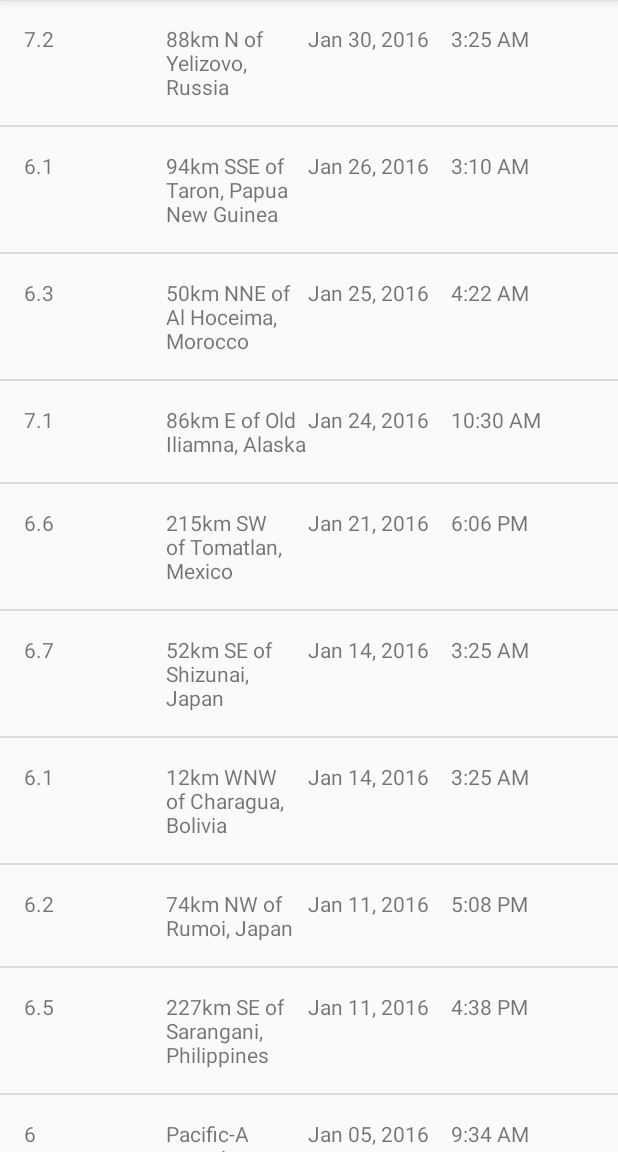
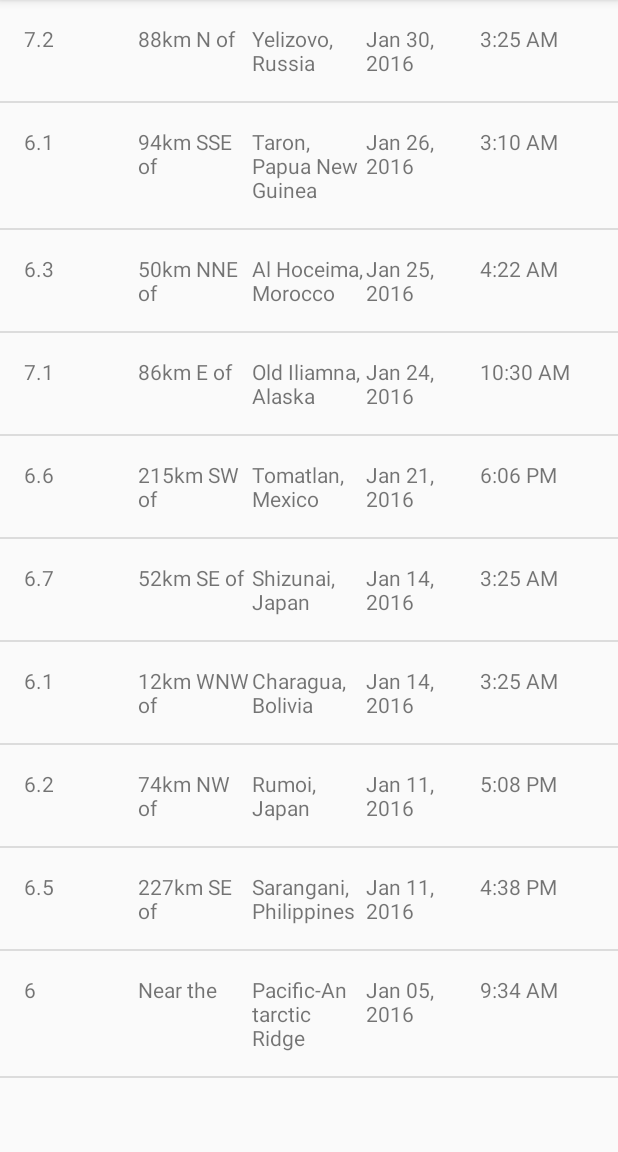
Before and after one commit to 301yutangLin/QuakeReport, an Android app: the screen it shows after launch (EarthquakeActivity), on a phone screen of 412 x 824 dp, the part 84-1236 px from its top. Run offline under Robolectric (Android 15) with nearby library versions, the phone set to English and light mode, and no system bars.

Commit message:
Changed location format

```diff
--- a/app/src/main/java/com/example/android/quakereport/EarthquakeAdapter.java
+++ b/app/src/main/java/com/example/android/quakereport/EarthquakeAdapter.java
@@ -16,6 +16,8 @@ import java.util.List;
  */
 
 public class EarthquakeAdapter extends ArrayAdapter<Earthquake>{
+
+    private static final String LOCATION_SEPARATOR = " of ";
 
     /**
      * EarthquakeAdapter Constructor
@@ -45,10 +47,26 @@ public class EarthquakeAdapter extends ArrayAdapter<Earthquake>{
         //Display the magnitude of the current earthquake in that TextView
         magnitudeView.setText(currentEarthquake.getmMagnitude());
 
-        //Find the TextView of ID location
-        TextView locationView = (TextView)listItemView.findViewById(R.id.location);
-        //Display the location of the current earthquake in that TextView
-        locationView.setText(currentEarthquake.getmLocation());
+        //Get the original format of location
+        String originalLocation = currentEarthquake.getmLocation();
+        String primaryLocation;
+        String locationOffset;
+
+        if (originalLocation.contains(LOCATION_SEPARATOR)) {
+            String[] parts = originalLocation.split(LOCATION_SEPARATOR);
+            locationOffset = parts[0] + LOCATION_SEPARATOR;
+            primaryLocation = parts[1];
+        } else {
+            locationOffset = getContext().getString(R.string.near_the);
+            primaryLocation = originalLocation;
+        }
+        //Find the TextView of primary_location
+        TextView primaryLocationView = (TextView) listItemView.findViewById(R.id.primary_location);
+        primaryLocationView.setText(primaryLocation);
+        //Find the TextView of location_offset
+        TextView locationOffsetView = (TextView) listItemView.findViewById(R.id.location_offset);
+        locationOffsetView.setText(locationOffset);
+
 
         //convert the date in milliseconds into a Date object
         Date dateObject = new Date(currentEarthquake.getmTimeInMilliseconds());
--- a/app/src/main/res/layout/earthquake_list_item.xml
+++ b/app/src/main/res/layout/earthquake_list_item.xml
@@ -15,7 +15,14 @@
         tools:text="8.9"/>
 
     <TextView
-        android:id="@+id/location"
+        android:id="@+id/location_offset"
+        android:layout_width="0dp"
+        android:layout_height="wrap_content"
+        android:layout_weight="1"
+        tools:text="30km S of"/>
+
+    <TextView
+        android:id="@+id/primary_location"
         android:layout_width="0dp"
         android:layout_height="wrap_content"
         android:layout_weight="1"
--- a/app/src/main/res/values/strings.xml
+++ b/app/src/main/res/values/strings.xml
@@ -15,4 +15,5 @@
 -->
 <resources>
     <string name="app_name">Quake Report</string>
+    <string name="near_the">Near the</string>
 </resources>
```
